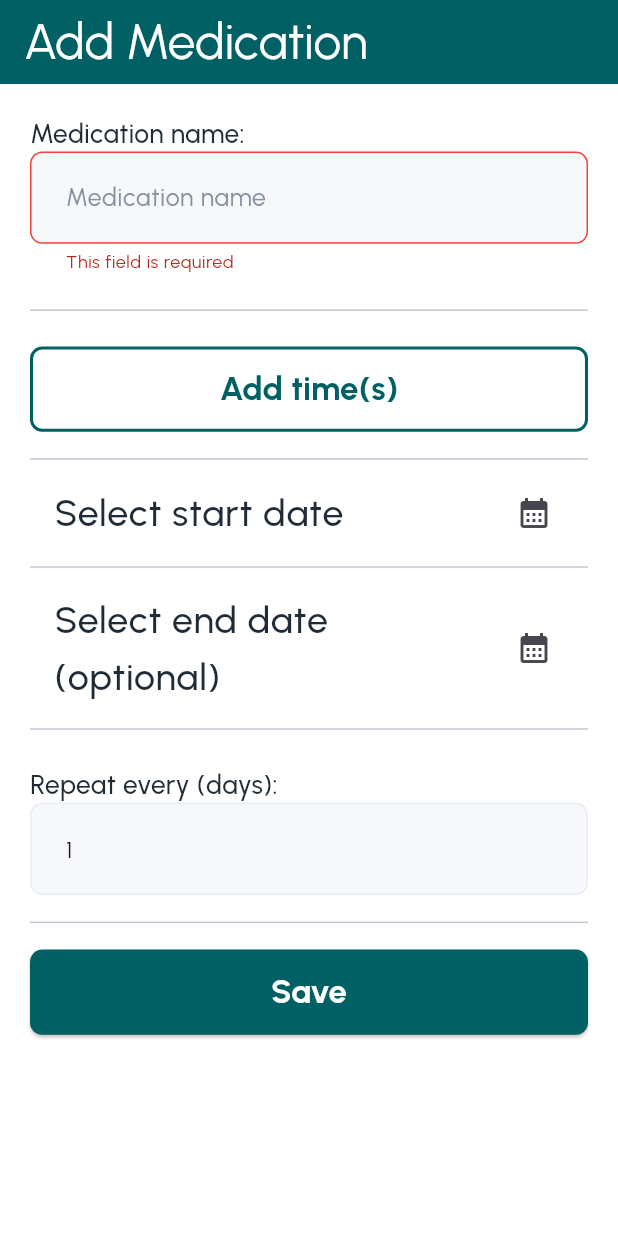
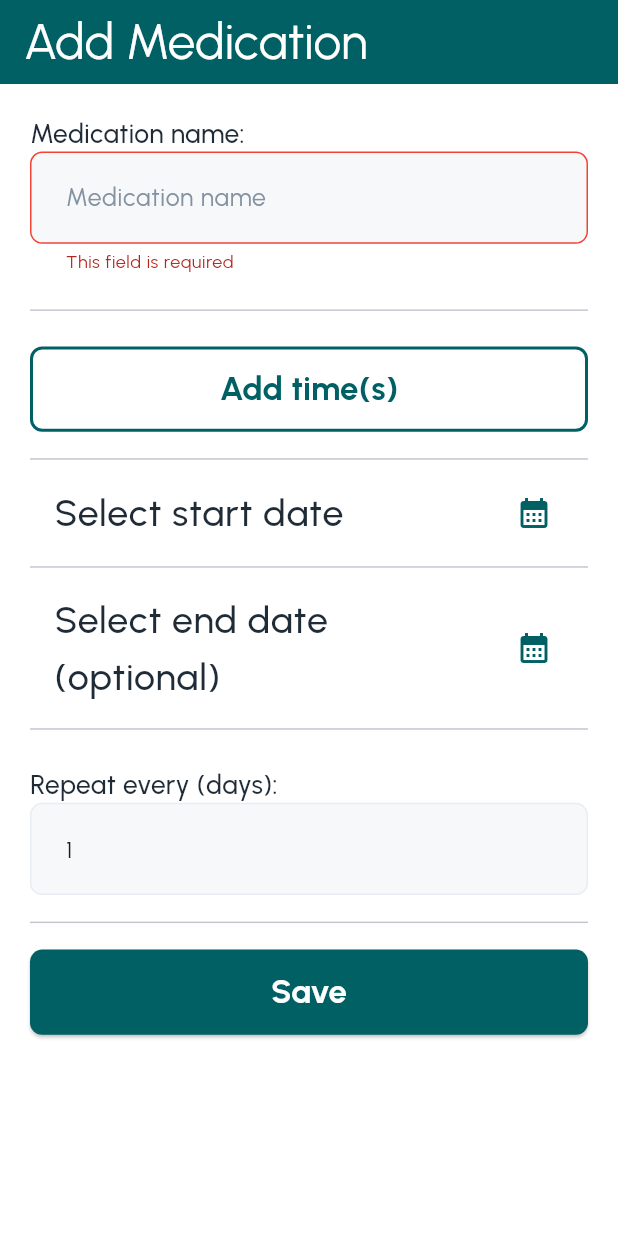
Before and after one commit to AnasHogent/FlutterApp, a Flutter app: the AddMedicationScreen screen opened by its route, after a tap on "Save", on a phone screen of 412 x 824 dp. Run offline on Flutter 3.47's test engine with Material 3 defaults, Android fonts, the phone set to English and light mode, and no system bars; our stand-ins replace cloud_firestore, dartz, firebase_auth, firebase_core, flutter_bloc, flutter_screenutil and 5 more; missing offline and left inert: ulid; accounts and stored records are empty.

```diff
--- a/med_reminder_app/lib/core/widgets/custom_field_with_title.dart
+++ b/med_reminder_app/lib/core/widgets/custom_field_with_title.dart
@@ -37,7 +37,7 @@ class CustomFieldWithTitle extends StatelessWidget {
           keyboardType: keyboardType,
           obscureText: isPassword ?? false,
           decoration: InputDecoration(
-            hintText: title ?? "",
+            hintText: title,
             contentPadding: EdgeInsets.symmetric(
               horizontal: 18.w,
               vertical: 18.h,
--- a/med_reminder_app/lib/main.dart
+++ b/med_reminder_app/lib/main.dart
@@ -15,9 +15,7 @@ void main() async {
   await Hive.initFlutter();
   Hive.registerAdapter(MedicationReminderAdapter());
   await Hive.openBox('settings');
-
   await Hive.openBox<MedicationReminder>('medications');
-  await Hive.openBox('settings');
   await initDI();
   runApp(const MyApp());
 }
--- a/med_reminder_app/lib/screens/add/add_medication_screen.dart
+++ b/med_reminder_app/lib/screens/add/add_medication_screen.dart
@@ -2,10 +2,10 @@ import 'package:flutter/material.dart';
 import 'package:hive_flutter/adapters.dart';
 import 'package:med_reminder_app/core/styling/app_colors.dart';
 import 'package:med_reminder_app/core/styling/app_styles.dart';
+import 'package:med_reminder_app/core/widgets/buttons/primary_button_widget.dart';
+import 'package:med_reminder_app/core/widgets/buttons/primary_outlined_button_widget.dart';
 import 'package:med_reminder_app/core/widgets/custom_field_with_title.dart';
 import 'package:med_reminder_app/core/widgets/custom_text_field.dart';
-import 'package:med_reminder_app/core/widgets/primary_Outlined_button_widget.dart';
-import 'package:med_reminder_app/core/widgets/primary_button_widget.dart';
 import 'package:med_reminder_app/core/widgets/spacing_widgates.dart';
 import 'package:med_reminder_app/models/medication_reminder.dart';
 import 'package:ulid/ulid.dart';
@@ -118,10 +118,11 @@ class _AddMedicationScreenState extends State<AddMedicationScreen> {
       );
       final box = Hive.box<MedicationReminder>('medications');
       await box.add(reminder);
-
+      if (!mounted) return;
       ScaffoldMessenger.of(context).showSnackBar(
         const SnackBar(content: Text('Reminder saved successfully!')),
       );
+      if (!mounted) return;
       Navigator.pop(context);
     }
   }
@@ -203,7 +204,10 @@ class _AddMedicationScreenState extends State<AddMedicationScreen> {
                         ? "Select start date"
                         : "Start:  ${startDate!.toLocal().toString().split(' ')[0]}",
                   ),
-                  trailing: const Icon(Icons.calendar_month),
+                  trailing: Icon(
+                    Icons.calendar_month,
+                    color: AppColors.primaryColor,
+                  ),
                   onTap: () => _pickDate(isStart: true),
                 ),
                 Divider(),
@@ -214,7 +218,10 @@ class _AddMedicationScreenState extends State<AddMedicationScreen> {
                         ? "Select end date (optional)"
                         : "End:    ${endDate!.toLocal().toString().split(' ')[0]}",
                   ),
-                  trailing: const Icon(Icons.calendar_month),
+                  trailing: Icon(
+                    Icons.calendar_month,
+                    color: AppColors.primaryColor,
+                  ),
                   onTap: () => _pickDate(isStart: false),
                 ),
                 Divider(),
--- a/med_reminder_app/lib/screens/auth/login_screen.dart
+++ b/med_reminder_app/lib/screens/auth/login_screen.dart
@@ -7,8 +7,8 @@ import 'package:hive_flutter/adapters.dart';
 import 'package:med_reminder_app/core/routing/app_routes.dart';
 import 'package:med_reminder_app/core/styling/app_colors.dart';
 import 'package:med_reminder_app/core/styling/app_styles.dart';
+import 'package:med_reminder_app/core/widgets/buttons/primary_button_widget.dart';
 import 'package:med_reminder_app/core/widgets/custom_text_field.dart';
-import 'package:med_reminder_app/core/widgets/primary_button_widget.dart';
 import 'package:med_reminder_app/core/widgets/spacing_widgates.dart';
 import 'package:med_reminder_app/screens/auth/cubit/auth_cubit.dart';
 import 'package:med_reminder_app/screens/auth/cubit/auth_state.dart';
@@ -48,6 +48,7 @@ class _LoginScreenState extends State<LoginScreen> {
                 ).showSnackBar(SnackBar(content: Text(state.message)));
                 await Hive.box('settings').put('is_logged_in', true);
                 await Hive.box('settings').put('is_guest', false);
+                if (!context.mounted) return;
                 GoRouter.of(context).go(AppRoutes.homeScreen);
                 password.clear();
               } else if (state is AuthError) {
--- a/med_reminder_app/lib/screens/auth/register_screen.dart
+++ b/med_reminder_app/lib/screens/auth/register_screen.dart
@@ -6,8 +6,8 @@ import 'package:go_router/go_router.dart';
 import 'package:med_reminder_app/core/routing/app_routes.dart';
 import 'package:med_reminder_app/core/styling/app_colors.dart';
 import 'package:med_reminder_app/core/styling/app_styles.dart';
+import 'package:med_reminder_app/core/widgets/buttons/primary_button_widget.dart';
 import 'package:med_reminder_app/core/widgets/custom_text_field.dart';
-import 'package:med_reminder_app/core/widgets/primary_button_widget.dart';
 import 'package:med_reminder_app/core/widgets/spacing_widgates.dart';
 import 'package:med_reminder_app/screens/auth/cubit/auth_cubit.dart';
 import 'package:med_reminder_app/screens/auth/cubit/auth_state.dart';
--- a/med_reminder_app/lib/screens/home/home_screen.dart
+++ b/med_reminder_app/lib/screens/home/home_screen.dart
@@ -119,7 +119,7 @@ class HomeScreen extends StatelessWidget {
                                       ),
                                       const HeightSpace(3),
                                       Text(
-                                        "End: ${med.endDate != null ? med.endDate!.toString().split(' ')[0] : 'N/A'}",
+                                        "End:   ${med.endDate != null ? med.endDate!.toString().split(' ')[0] : 'N/A'}",
                                         style: AppStyles.black15BoldStyle
                                             .copyWith(color: Colors.grey[700]),
                                       ),
@@ -138,7 +138,7 @@ class HomeScreen extends StatelessWidget {
                                     return Chip(
                                       label: Text(time),
                                       backgroundColor: AppColors.primaryColor
-                                          .withOpacity(0.1),
+                                          .withAlpha((255 * 0.5).round()),
                                       labelStyle: AppStyles.black15BoldStyle
                                           .copyWith(fontSize: 18),
                                     );
--- a/med_reminder_app/lib/screens/onboarding_screen.dart
+++ b/med_reminder_app/lib/screens/onboarding_screen.dart
@@ -5,8 +5,8 @@ import 'package:hive_flutter/adapters.dart';
 import 'package:med_reminder_app/core/routing/app_routes.dart';
 import 'package:med_reminder_app/core/styling/app_assets.dart';
 import 'package:med_reminder_app/core/styling/app_styles.dart';
-import 'package:med_reminder_app/core/widgets/primary_button_widget.dart';
-import 'package:med_reminder_app/core/widgets/primary_outlined_button_widget.dart';
+import 'package:med_reminder_app/core/widgets/buttons/primary_outlined_button_widget.dart';
+import 'package:med_reminder_app/core/widgets/buttons/primary_button_widget.dart';
 import 'package:med_reminder_app/core/widgets/spacing_widgates.dart';
 
 class OnboardingScreen extends StatelessWidget {
@@ -52,6 +52,7 @@ class OnboardingScreen extends StatelessWidget {
                 onTap: () async {
                   await Hive.box('settings').put('is_logged_in', false);
                   await Hive.box('settings').put('is_guest', true);
+                  if (!context.mounted) return;
                   GoRouter.of(context).replaceNamed(AppRoutes.homeScreen);
                 },
                 child: Text(
--- a/med_reminder_app/lib/screens/sittings/settings_screen.dart
+++ b/med_reminder_app/lib/screens/sittings/settings_screen.dart
@@ -78,6 +78,7 @@ class _SettingsScreenState extends State<SettingsScreen> {
             // await Hive.box('medications').clear();
             await FirebaseAuth.instance.signOut();
           }
+          if (!context.mounted) return;
           GoRouter.of(context).go('/onboardingScreen');
         },
         child: Icon(
```
Also changed, not shown: med_reminder_app/lib/screens/edit/edit_medication_screen.dart (+14 -9 lines), med_reminder_app/lib/core/widgets/buttons/primary_button_widget.dart (renamed from med_reminder_app/lib/core/widgets/primary_button_widget.dart), med_reminder_app/lib/core/widgets/buttons/primary_outlined_button_widget.dart (renamed from med_reminder_app/lib/core/widgets/primary_Outlined_button_widget.dart).
